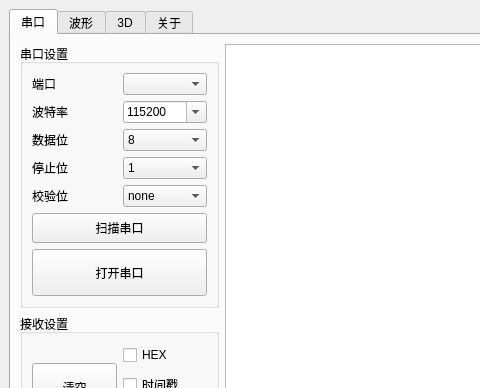
HaydenHu/HiCOM, file mainwindow.ui: the form before one commit; both pictures show x 0 to 480 and y 0 to 388 of the 809 by 625 pixel window.
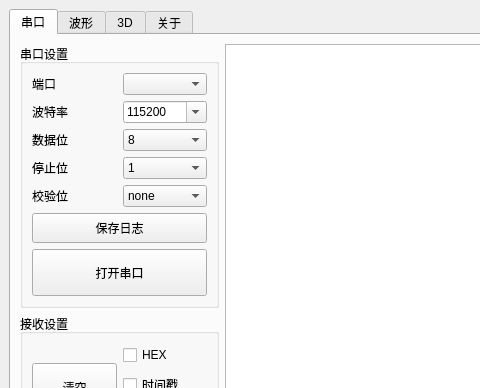
The form after the commit. Icons and pictures are not drawn.

The edit to the form file:
```diff
--- a/mainwindow.ui
+++ b/mainwindow.ui
@@ -225,7 +225,7 @@
                 </size>
                </property>
                <property name="text">
-                <string>扫描串口</string>
+                <string>保存日志</string>
                </property>
               </widget>
              </item>
```
